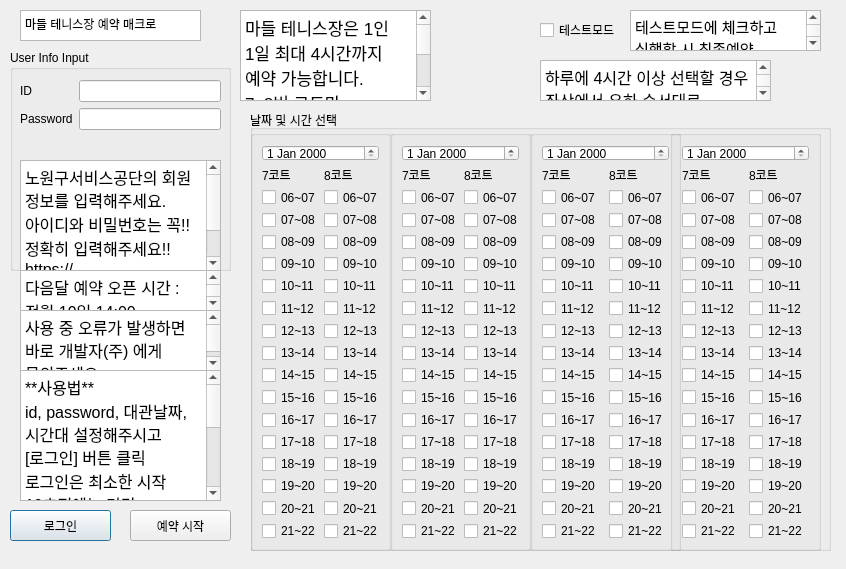
thisIsJooS/Court-Reservation-Macro, file madeul/madeul.ui: the form before one commit.
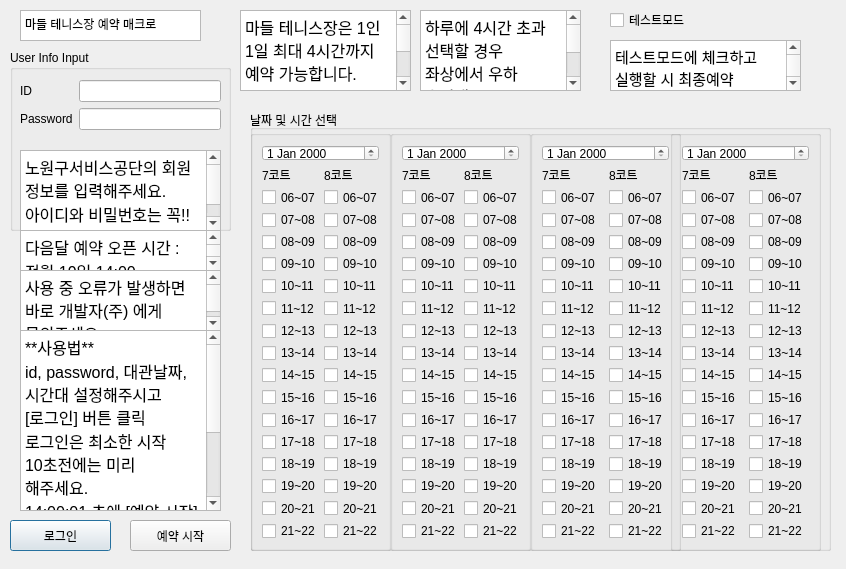
The form after the commit.

```diff
--- a/madeul/madeul.ui
+++ b/madeul/madeul.ui
@@ -19,7 +19,7 @@
      <x>10</x>
      <y>50</y>
      <width>221</width>
-     <height>221</height>
+     <height>181</height>
     </rect>
    </property>
    <property name="title">
@@ -29,9 +29,9 @@
     <property name="geometry">
      <rect>
       <x>10</x>
-      <y>110</y>
+      <y>100</y>
       <width>201</width>
-      <height>111</height>
+      <height>81</height>
      </rect>
     </property>
     <property name="html">
@@ -41,8 +41,7 @@
 &lt;/style&gt;&lt;/head&gt;&lt;body style=&quot; font-family:'.AppleSystemUIFont'; font-size:13pt; font-weight:400; font-style:normal;&quot;&gt;
 &lt;p style=&quot; margin-top:0px; margin-bottom:0px; margin-left:0px; margin-right:0px; -qt-block-indent:0; text-indent:0px;&quot;&gt;&lt;span style=&quot; font-size:12pt;&quot;&gt;노원구서비스공단의 회원 정보를 입력해주세요.&lt;/span&gt;&lt;/p&gt;
 &lt;p style=&quot; margin-top:0px; margin-bottom:0px; margin-left:0px; margin-right:0px; -qt-block-indent:0; text-indent:0px;&quot;&gt;&lt;span style=&quot; font-size:12pt;&quot;&gt;아이디와 비밀번호는 꼭!!&lt;/span&gt;&lt;/p&gt;
-&lt;p style=&quot; margin-top:0px; margin-bottom:0px; margin-left:0px; margin-right:0px; -qt-block-indent:0; text-indent:0px;&quot;&gt;&lt;span style=&quot; font-size:12pt;&quot;&gt;정확히 입력해주세요!!&lt;/span&gt;&lt;/p&gt;
-&lt;p style=&quot; margin-top:0px; margin-bottom:0px; margin-left:0px; margin-right:0px; -qt-block-indent:0; text-indent:0px;&quot;&gt;&lt;span style=&quot; font-size:12pt;&quot;&gt;https://reservation.nowonsc.kr/sports/tennis_list&lt;/span&gt;&lt;/p&gt;&lt;/body&gt;&lt;/html&gt;</string>
+&lt;p style=&quot; margin-top:0px; margin-bottom:0px; margin-left:0px; margin-right:0px; -qt-block-indent:0; text-indent:0px;&quot;&gt;&lt;span style=&quot; font-size:12pt;&quot;&gt;정확히 입력해주세요!!&lt;/span&gt;&lt;/p&gt;&lt;/body&gt;&lt;/html&gt;</string>
     </property>
    </widget>
    <widget class="QWidget" name="formLayoutWidget">
@@ -82,7 +81,7 @@
    <property name="geometry">
     <rect>
      <x>10</x>
-     <y>510</y>
+     <y>520</y>
      <width>101</width>
      <height>31</height>
     </rect>
@@ -95,7 +94,7 @@
    <property name="geometry">
     <rect>
      <x>130</x>
-     <y>510</y>
+     <y>520</y>
      <width>101</width>
      <height>31</height>
     </rect>
@@ -1147,8 +1146,8 @@
     <rect>
      <x>240</x>
      <y>10</y>
-     <width>191</width>
-     <height>91</height>
+     <width>171</width>
+     <height>81</height>
     </rect>
    </property>
    <property name="html">
@@ -1156,18 +1155,18 @@
 &lt;html&gt;&lt;head&gt;&lt;meta name=&quot;qrichtext&quot; content=&quot;1&quot; /&gt;&lt;style type=&quot;text/css&quot;&gt;
 p, li { white-space: pre-wrap; }
 &lt;/style&gt;&lt;/head&gt;&lt;body style=&quot; font-family:'.AppleSystemUIFont'; font-size:13pt; font-weight:400; font-style:normal;&quot;&gt;
-&lt;p style=&quot; margin-top:0px; margin-bottom:0px; margin-left:0px; margin-right:0px; -qt-block-indent:0; text-indent:0px;&quot;&gt;마들 테니스장은 1인 1일 최대 4시간까지 예약 가능합니다. &lt;/p&gt;
-&lt;p style=&quot; margin-top:0px; margin-bottom:0px; margin-left:0px; margin-right:0px; -qt-block-indent:0; text-indent:0px;&quot;&gt;7, 8번 코트만 구현했습니다.&lt;/p&gt;
-&lt;p style=&quot; margin-top:0px; margin-bottom:0px; margin-left:0px; margin-right:0px; -qt-block-indent:0; text-indent:0px;&quot;&gt;나머지 코트 : 고정대관 + 레슨&lt;/p&gt;&lt;/body&gt;&lt;/html&gt;</string>
+&lt;p style=&quot; margin-top:0px; margin-bottom:0px; margin-left:0px; margin-right:0px; -qt-block-indent:0; text-indent:0px;&quot;&gt;&lt;span style=&quot; font-size:12pt;&quot;&gt;마들 테니스장은 1인 1일 최대 4시간까지 예약 가능합니다. &lt;/span&gt;&lt;/p&gt;
+&lt;p style=&quot; margin-top:0px; margin-bottom:0px; margin-left:0px; margin-right:0px; -qt-block-indent:0; text-indent:0px;&quot;&gt;&lt;span style=&quot; font-size:12pt;&quot;&gt;7, 8번 코트만 구현했습니다.&lt;/span&gt;&lt;/p&gt;
+&lt;p style=&quot; margin-top:0px; margin-bottom:0px; margin-left:0px; margin-right:0px; -qt-block-indent:0; text-indent:0px;&quot;&gt;&lt;span style=&quot; font-size:12pt;&quot;&gt;나머지 코트 : 고정대관 + 레슨&lt;/span&gt;&lt;/p&gt;&lt;/body&gt;&lt;/html&gt;</string>
    </property>
   </widget>
   <widget class="QTextBrowser" name="textBrowser_2">
    <property name="geometry">
     <rect>
-     <x>540</x>
-     <y>60</y>
-     <width>231</width>
-     <height>41</height>
+     <x>420</x>
+     <y>10</y>
+     <width>161</width>
+     <height>81</height>
     </rect>
    </property>
    <property name="html">
@@ -1175,16 +1174,16 @@
 &lt;html&gt;&lt;head&gt;&lt;meta name=&quot;qrichtext&quot; content=&quot;1&quot; /&gt;&lt;style type=&quot;text/css&quot;&gt;
 p, li { white-space: pre-wrap; }
 &lt;/style&gt;&lt;/head&gt;&lt;body style=&quot; font-family:'.AppleSystemUIFont'; font-size:13pt; font-weight:400; font-style:normal;&quot;&gt;
-&lt;p style=&quot; margin-top:0px; margin-bottom:0px; margin-left:0px; margin-right:0px; -qt-block-indent:0; text-indent:0px;&quot;&gt;&lt;span style=&quot; font-size:12pt;&quot;&gt;하루에 4시간 이상 선택할 경우 좌상에서 우하 순서대로 4개까지만 선택됩니다.&lt;/span&gt;&lt;/p&gt;&lt;/body&gt;&lt;/html&gt;</string>
+&lt;p style=&quot; margin-top:0px; margin-bottom:0px; margin-left:0px; margin-right:0px; -qt-block-indent:0; text-indent:0px;&quot;&gt;&lt;span style=&quot; font-size:12pt;&quot;&gt;하루에 4시간 초과 선택할 경우 좌상에서 우하 순서대로 4시간까지만 선택됩니다.&lt;/span&gt;&lt;/p&gt;&lt;/body&gt;&lt;/html&gt;</string>
    </property>
   </widget>
   <widget class="QTextBrowser" name="textBrowser_3">
    <property name="geometry">
     <rect>
      <x>20</x>
-     <y>370</y>
+     <y>330</y>
      <width>201</width>
-     <height>131</height>
+     <height>181</height>
     </rect>
    </property>
    <property name="html">
@@ -1203,8 +1202,8 @@
   <widget class="QCheckBox" name="testModeBtn">
    <property name="geometry">
     <rect>
-     <x>540</x>
-     <y>20</y>
+     <x>610</x>
+     <y>10</y>
      <width>87</width>
      <height>20</height>
     </rect>
@@ -1216,10 +1215,10 @@
   <widget class="QTextBrowser" name="textBrowser_4">
    <property name="geometry">
     <rect>
-     <x>630</x>
-     <y>10</y>
+     <x>610</x>
+     <y>40</y>
      <width>191</width>
-     <height>41</height>
+     <height>51</height>
     </rect>
    </property>
    <property name="html">
@@ -1230,29 +1229,11 @@
 &lt;p style=&quot; margin-top:0px; margin-bottom:0px; margin-left:0px; margin-right:0px; -qt-block-indent:0; text-indent:0px;&quot;&gt;&lt;span style=&quot; font-size:11pt;&quot;&gt;테스트모드에 체크하고 실행할 시 최종예약 직전까지만 가고 멈춥니다.&lt;/span&gt;&lt;/p&gt;&lt;/body&gt;&lt;/html&gt;</string>
    </property>
   </widget>
-  <widget class="QTextBrowser" name="textBrowser_5">
-   <property name="geometry">
-    <rect>
-     <x>20</x>
-     <y>270</y>
-     <width>201</width>
-     <height>41</height>
-    </rect>
-   </property>
-   <property name="html">
-    <string>&lt;!DOCTYPE HTML PUBLIC &quot;-//W3C//DTD HTML 4.0//EN&quot; &quot;http://www.w3.org/TR/REC-html40/strict.dtd&quot;&gt;
-&lt;html&gt;&lt;head&gt;&lt;meta name=&quot;qrichtext&quot; content=&quot;1&quot; /&gt;&lt;style type=&quot;text/css&quot;&gt;
-p, li { white-space: pre-wrap; }
-&lt;/style&gt;&lt;/head&gt;&lt;body style=&quot; font-family:'.AppleSystemUIFont'; font-size:13pt; font-weight:400; font-style:normal;&quot;&gt;
-&lt;p style=&quot; margin-top:0px; margin-bottom:0px; margin-left:0px; margin-right:0px; -qt-block-indent:0; text-indent:0px;&quot;&gt;&lt;span style=&quot; font-size:12pt;&quot;&gt;다음달 예약 오픈 시간 : &lt;/span&gt;&lt;/p&gt;
-&lt;p style=&quot; margin-top:0px; margin-bottom:0px; margin-left:0px; margin-right:0px; -qt-block-indent:0; text-indent:0px;&quot;&gt;&lt;span style=&quot; font-size:12pt;&quot;&gt;전월 19일 14:00&lt;/span&gt;&lt;/p&gt;&lt;/body&gt;&lt;/html&gt;</string>
-   </property>
-  </widget>
   <widget class="QTextBrowser" name="textBrowser_6">
    <property name="geometry">
     <rect>
      <x>20</x>
-     <y>310</y>
+     <y>270</y>
      <width>201</width>
      <height>61</height>
     </rect>
@@ -1266,6 +1247,24 @@
 &lt;p style=&quot; margin-top:0px; margin-bottom:0px; margin-left:0px; margin-right:0px; -qt-block-indent:0; text-indent:0px;&quot;&gt;&lt;span style=&quot; font-size:12pt;&quot;&gt;개발자에게도 큰 도움이 됩니다 :)&lt;/span&gt;&lt;/p&gt;&lt;/body&gt;&lt;/html&gt;</string>
    </property>
   </widget>
+  <widget class="QTextBrowser" name="textBrowser_5">
+   <property name="geometry">
+    <rect>
+     <x>20</x>
+     <y>230</y>
+     <width>201</width>
+     <height>41</height>
+    </rect>
+   </property>
+   <property name="html">
+    <string>&lt;!DOCTYPE HTML PUBLIC &quot;-//W3C//DTD HTML 4.0//EN&quot; &quot;http://www.w3.org/TR/REC-html40/strict.dtd&quot;&gt;
+&lt;html&gt;&lt;head&gt;&lt;meta name=&quot;qrichtext&quot; content=&quot;1&quot; /&gt;&lt;style type=&quot;text/css&quot;&gt;
+p, li { white-space: pre-wrap; }
+&lt;/style&gt;&lt;/head&gt;&lt;body style=&quot; font-family:'.AppleSystemUIFont'; font-size:13pt; font-weight:400; font-style:normal;&quot;&gt;
+&lt;p style=&quot; margin-top:0px; margin-bottom:0px; margin-left:0px; margin-right:0px; -qt-block-indent:0; text-indent:0px;&quot;&gt;&lt;span style=&quot; font-size:12pt;&quot;&gt;다음달 예약 오픈 시간 : &lt;/span&gt;&lt;/p&gt;
+&lt;p style=&quot; margin-top:0px; margin-bottom:0px; margin-left:0px; margin-right:0px; -qt-block-indent:0; text-indent:0px;&quot;&gt;&lt;span style=&quot; font-size:12pt;&quot;&gt;전월 19일 14:00&lt;/span&gt;&lt;/p&gt;&lt;/body&gt;&lt;/html&gt;</string>
+   </property>
+  </widget>
  </widget>
  <resources/>
  <connections/>
```
